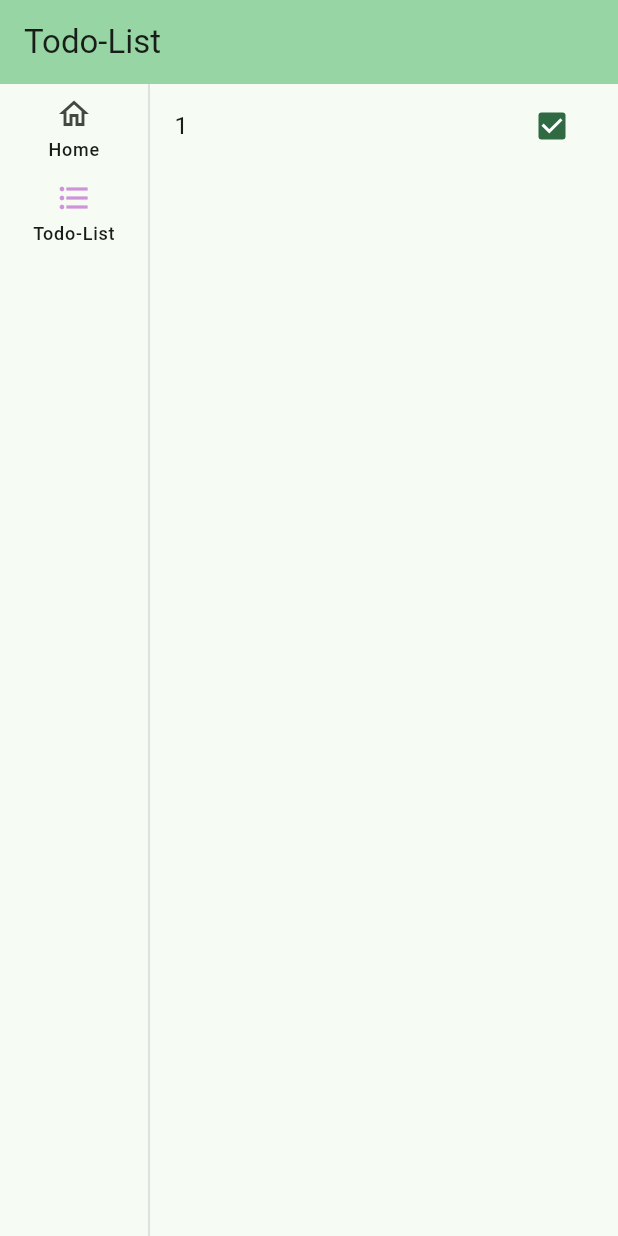
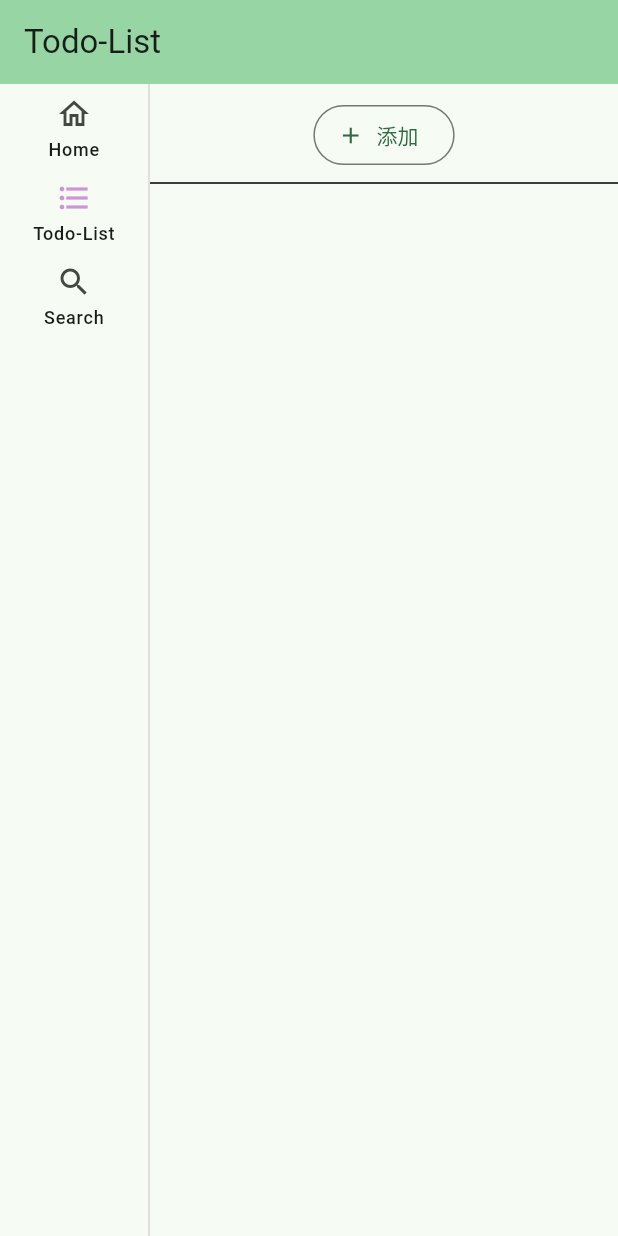
Before and after one commit to name-is-xxx/fluApp, a Flutter app: the screen it shows after launch, after a tap on "Todo-List", on a phone screen of 412 x 824 dp. Run offline on Flutter 3.47's test engine with Material 3 defaults, Android fonts, the phone set to English and light mode, and no system bars.

Commit message:
todoList 0.1

```diff
--- a/lib/main.dart
+++ b/lib/main.dart
@@ -2,6 +2,7 @@
 import 'package:flutter/material.dart';
 import 'package:flutter/rendering.dart';
 import 'package:flutter_application/page/home.dart';
+import 'package:flutter_application/page/search_page.dart';
 import 'package:flutter_application/page/todo_list.dart';
 
 // 应用入口
@@ -27,7 +28,7 @@ class MyApp extends StatelessWidget {
         // primarySwatch: Colors.blue,
         // 设置整体的颜色方案，ColorScheme.fromSeed相当设置主色调
         // 区别：colorScheme可控制的颜色比primarySwatch多
-        colorScheme: ColorScheme.fromSeed(seedColor: Color(0xCCE8CF)),
+        colorScheme: ColorScheme.fromSeed(seedColor: const Color(0x00CCE8CF)),
       ),
 
       // 应用首页路由
@@ -37,7 +38,7 @@ class MyApp extends StatelessWidget {
 }
 
 class MyHomePage extends StatefulWidget {
-  // const MyHomePage({super.key, required this.title});
+  const MyHomePage({super.key});
 
   @override
   State<MyHomePage> createState() => _MyHomePageState();
@@ -55,8 +56,11 @@ class _MyHomePageState extends State<MyHomePage> {
     ),
     const NavigationRailDestination(
       icon: Icon(Icons.format_list_bulleted_outlined),
-      selectedIcon: Icon(Icons.format_list_bulleted),
       label: Text('Todo-List'),
+    ),
+    const NavigationRailDestination(
+      icon: Icon(Icons.search),
+      label: Text('Search'),
     ),
   ];
 
@@ -97,6 +101,7 @@ class _MyHomePageState extends State<MyHomePage> {
                 children: [
                   HomePage(),
                   TodoList(),
+                  SearchPage(),
                 ],
               ),
             )
--- a/lib/page/home.dart
+++ b/lib/page/home.dart
@@ -1,6 +1,8 @@
 import 'package:flutter/material.dart';
 
 class HomePage extends StatelessWidget {
+  const HomePage({super.key});
+
   @override
   Widget build(BuildContext context) {
     return const Column(
--- /dev/null
+++ b/lib/page/search_page.dart
@@ -0,0 +1,11 @@
+import 'package:flutter/material.dart';
+
+class SearchPage extends StatelessWidget {
+  Widget build(BuildContext context) {
+    return Column(
+      children: [
+        Text('search page'),
+      ],
+    );
+  }
+}
--- a/lib/page/todo_list.dart
+++ b/lib/page/todo_list.dart
@@ -1,51 +1,182 @@
+import 'dart:convert';
+import 'dart:io';
+
 import 'package:flutter/material.dart';
+import 'package:path_provider/path_provider.dart';
 
 class Todo {
   String todoText;
-  int createTime;
-  int lastChangeTime;
+  DateTime createTime;
+  DateTime lastChangeTime;
   bool isFinish;
 
   Todo(this.todoText, this.createTime, this.lastChangeTime, this.isFinish);
 
-  String getText() {
-    return todoText;
+  // 转换为Json格式
+  Map<String, dynamic> toJson() {
+    return {
+      'createTime': createTime.toIso8601String(),
+      'lastChangeTime': lastChangeTime.toIso8601String(),
+      'todoText': todoText,
+      'isFinish': isFinish
+    };
   }
 
-  String toString() {
-    return '''创建时间：$createTime    最后修改时间：$lastChangeTime\n
-    内容：$todoText \n
-    是否完成：${isFinish ? 'yes' : 'no'}
-    ''';
+  // 从JSON Map创建Todo对象
+  factory Todo.fromJson(Map<String, dynamic> json) {
+    return Todo(
+      json['todoText'],
+      DateTime.parse(json['createTime']),
+      DateTime.parse(json['lastChangeTime']),
+      json['isFinish'],
+    );
+  }
+}
+
+void writeData(List list) async {
+  // 获取文档目录
+  final directory = await getApplicationDocumentsDirectory();
+  final file = File('${directory.path}/data.json');
+  // 转换为Json
+  String jsonString = json.encode(list.map((item) => item.toJson()).toList());
+  await file.writeAsString(jsonString);
+}
+
+Future<List<Todo>?> readData() async {
+  final directory = await getApplicationDocumentsDirectory();
+  final file = File('${directory.path}/data.json');
+  try {
+    // 读取文件内容
+    String? contents = await file.readAsString();
+    // 解码Json
+    List<dynamic> dataList = json.decode(contents);
+    return dataList.map((item) => Todo.fromJson(item)).toList();
+  } catch (e) {
+    final error = File('${directory.path}/ErrorMes.json');
+    await error.writeAsString('读取文件时发生错误: $e');
+    return null;
   }
 }
 
 class TodoList extends StatefulWidget {
+  const TodoList({super.key});
+
   @override
   State<StatefulWidget> createState() => _TodoListState();
 }
 
 class _TodoListState extends State<TodoList> {
   int num = 0;
-  final List<Todo> todo_list = [
-    Todo('1', 555, 333, false),
-    Todo('2', 555, 333, false),
-    Todo('3', 555, 333, false),
-    Todo('4', 555, 333, false),
-  ];
+  bool isAdd = false;
+  List<Todo> todoList = [];
+
+  @override
+  void initState() {
+    super.initState();
+    // 在initState中异步加载数据
+    loadData();
+  }
+
+  Future<void> loadData() async {
+    // 等待数据加载完成
+    List<Todo>? temp = await readData();
+    if (temp != null) {
+      todoList = temp;
+      // 通知更新
+      setState(() {});
+    }
+  }
+
+  @override
+  void dispose() {
+    writeData(todoList);
+    super.dispose();
+  }
+
   @override
   Widget build(BuildContext context) {
     return Scaffold(
       body: Column(
         children: [
-          CheckboxListTile(
-            // tileColor: Colors.red,
-            title: Text(todo_list[0].getText()),
-            value: true,
-            onChanged: (bool? value) {},
+          addList(isAdd: isAdd),
+          Container(
+            margin: const EdgeInsets.only(top: 10),
+            child: OutlinedButton.icon(
+              icon: isAdd
+                  ? const Icon(Icons.check_outlined)
+                  : const Icon(Icons.add),
+              label: isAdd ? const Text("完成") : const Text("添加"),
+              onPressed: () {
+                setState(() {
+                  isAdd = !isAdd;
+                });
+              },
+            ),
+          ),
+          const Divider(
+            thickness: 1,
+            color: Colors.black,
+          ),
+          Expanded(
+            child: ListView.builder(
+              shrinkWrap: true,
+              itemCount: todoList.length,
+              itemBuilder: (context, index) {
+                return CheckboxListTile(
+                  title: Text(
+                    todoList[index].todoText,
+                    style: TextStyle(
+                        decoration: todoList[index].isFinish
+                            ? TextDecoration.lineThrough
+                            : TextDecoration.none),
+                  ),
+                  value: todoList[index].isFinish,
+                  controlAffinity: ListTileControlAffinity.leading,
+                  onChanged: (bool? value) {
+                    setState(() {
+                      todoList[index].isFinish = !todoList[index].isFinish;
+                    });
+                  },
+                );
+              },
+            ),
           ),
         ],
       ),
     );
   }
+
+  Widget addList({required bool isAdd}) {
+    if (isAdd) {
+      final controller = TextEditingController();
+
+      void dispose() {
+        controller.clear();
+      }
+
+      return Column(
+        children: [
+          TextField(
+            controller: controller,
+            decoration: const InputDecoration(
+              hintText: 'Add a new Todo list',
+              border: InputBorder.none,
+            ),
+            onSubmitted: (String value) {
+              if (value != '') {
+                Todo newTab =
+                    Todo(value, DateTime.now(), DateTime.now(), false);
+                setState(() {
+                  todoList.add(newTab);
+                });
+                controller.clear();
+              }
+            },
+          ),
+        ],
+      );
+    } else {
+      return const Column();
+    }
+  }
 }
--- a/pubspec.yaml
+++ b/pubspec.yaml
@@ -14,6 +14,7 @@ dependencies:
     sdk: flutter
   # iOS风格图标库
   cupertino_icons: ^1.0.8
+  path_provider: ^2.1.4
 
 dev_dependencies:
   flutter_test:
```
Also changed, not shown: pubspec.lock, 1 other file.
